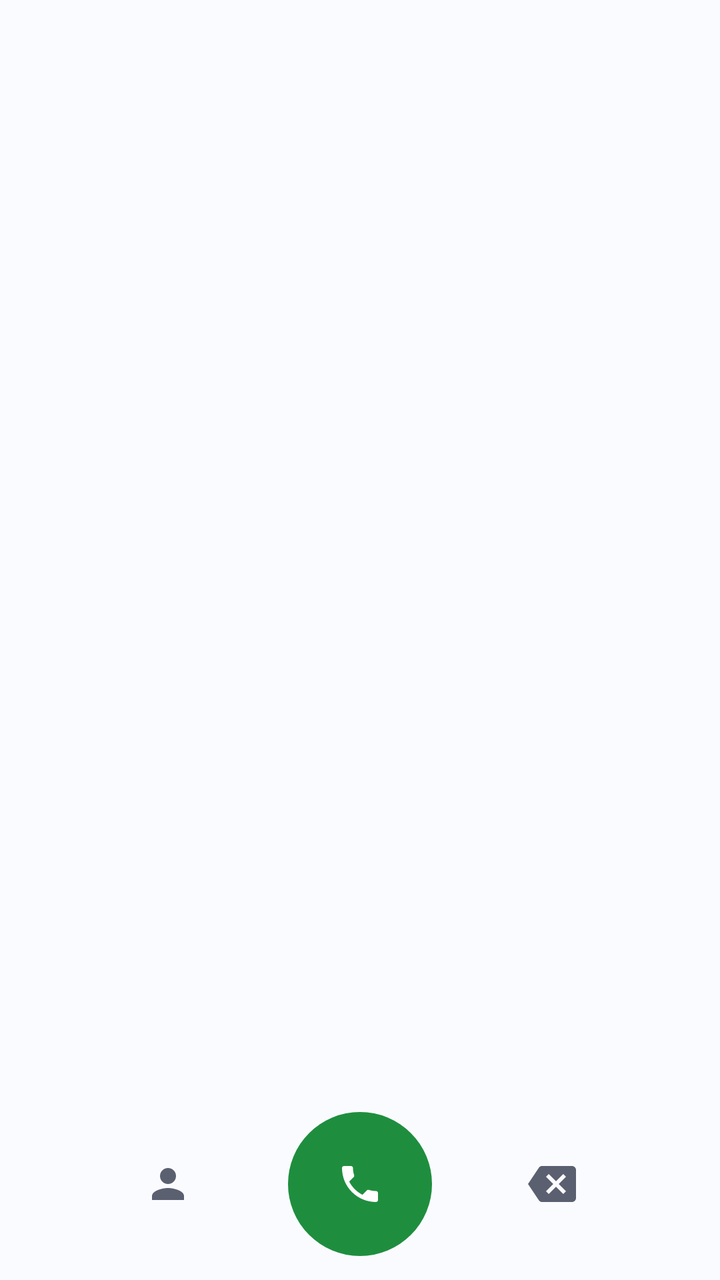
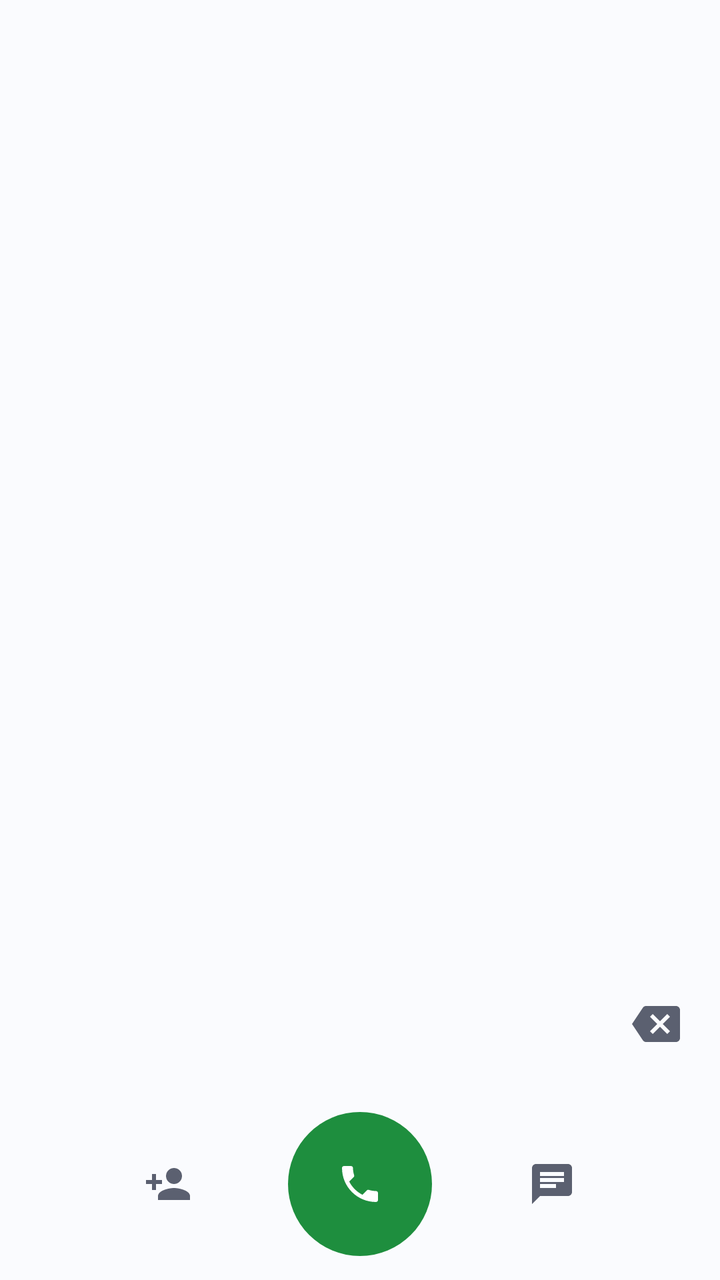

Screens rendered from an Android XML layout before and after an edit, with the pre-edit source and the edit as a unified diff.
<!-- AndroidManifest.xml: application theme Theme.FastContacts -->
<!-- res/layout/pane_dialpad.xml -->
<?xml version="1.0" encoding="utf-8"?>
<LinearLayout xmlns:android="http://schemas.android.com/apk/res/android"
    android:layout_width="match_parent"
    android:layout_height="match_parent"
    android:orientation="vertical">

    <androidx.recyclerview.widget.RecyclerView
        android:id="@+id/dialMatches"
        android:layout_width="match_parent"
        android:layout_height="0dp"
        android:layout_weight="1" />

    <TextView
        android:id="@+id/dialDisplay"
        android:layout_width="match_parent"
        android:layout_height="wrap_content"
        android:ellipsize="start"
        android:gravity="center"
        android:minHeight="64dp"
        android:padding="8dp"
        android:singleLine="true"
        android:textColor="@color/app_text"
        android:textSize="32sp" />

    <GridLayout
        android:id="@+id/keypad"
        android:layout_width="match_parent"
        android:layout_height="wrap_content"
        android:columnCount="3"
        android:paddingStart="24dp"
        android:paddingEnd="24dp" />

    <LinearLayout
        android:layout_width="match_parent"
        android:layout_height="wrap_content"
        android:gravity="center"
        android:orientation="horizontal"
        android:padding="12dp">

        <ImageButton
            android:id="@+id/btnAddContact"
            android:layout_width="56dp"
            android:layout_height="56dp"
            android:background="?attr/selectableItemBackgroundBorderless"
            android:contentDescription="Add to contacts"
            android:src="@drawable/ic_person" />

        <ImageButton
            android:id="@+id/btnDialCall"
            android:layout_width="72dp"
            android:layout_height="72dp"
            android:layout_marginStart="32dp"
            android:layout_marginEnd="32dp"
            android:background="@drawable/bg_call"
            android:contentDescription="Call"
            android:src="@drawable/ic_call"
            android:tint="@color/app_on_call" />

        <ImageButton
            android:id="@+id/btnBackspace"
            android:layout_width="56dp"
            android:layout_height="56dp"
            android:background="?attr/selectableItemBackgroundBorderless"
            android:contentDescription="Backspace"
            android:src="@drawable/ic_backspace" />
    </LinearLayout>
</LinearLayout>
<!-- resources referenced by this layout -->
<resources>
  <color name="app_on_call">#FFFFFF</color>
  <color name="app_text">#1B1C20</color>
  <!-- drawable bg_call (drawable) -->
  <?xml version="1.0" encoding="utf-8"?>
  <ripple xmlns:android="http://schemas.android.com/apk/res/android"
      android:color="?attr/colorControlHighlight">
      <item>
          <shape android:shape="oval">
              <solid android:color="@color/app_call" />
          </shape>
      </item>
  </ripple>
  <!-- drawable ic_backspace (drawable) -->
  <?xml version="1.0" encoding="utf-8"?>
  <vector xmlns:android="http://schemas.android.com/apk/res/android"
      android:width="24dp"
      android:height="24dp"
      android:tint="?attr/colorOnSurfaceVariant"
      android:viewportWidth="24"
      android:viewportHeight="24">
      <path
          android:fillColor="#FF000000"
          android:pathData="M22,3H7c-0.69,0 -1.23,0.35 -1.59,0.88L0,12l5.41,8.11c0.36,0.53 0.9,0.89 1.59,0.89h15c1.1,0 2,-0.9 2,-2V5c0,-1.1 -0.9,-2 -2,-2zM19,15.59L17.59,17 14,13.41 10.41,17 9,15.59 12.59,12 9,8.41 10.41,7 14,10.59 17.59,7 19,8.41 15.41,12 19,15.59z" />
  </vector>
  <!-- drawable ic_call (drawable) -->
  <?xml version="1.0" encoding="utf-8"?>
  <vector xmlns:android="http://schemas.android.com/apk/res/android"
      android:width="24dp"
      android:height="24dp"
      android:tint="?attr/colorOnSurfaceVariant"
      android:viewportWidth="24"
      android:viewportHeight="24">
      <path
          android:fillColor="#FF000000"
          android:pathData="M6.62,10.79c1.44,2.83 3.76,5.14 6.59,6.59l2.2,-2.2c0.27,-0.27 0.67,-0.36 1.02,-0.24 1.12,0.37 2.33,0.57 3.57,0.57 0.55,0 1,0.45 1,1V20c0,0.55 -0.45,1 -1,1 -9.39,0 -17,-7.61 -17,-17 0,-0.55 0.45,-1 1,-1h3.5c0.55,0 1,0.45 1,1 0,1.25 0.2,2.45 0.57,3.57 0.11,0.35 0.03,0.74 -0.25,1.02l-2.2,2.2z" />
  </vector>
  <!-- drawable ic_person (drawable) -->
  <?xml version="1.0" encoding="utf-8"?>
  <vector xmlns:android="http://schemas.android.com/apk/res/android"
      android:width="24dp"
      android:height="24dp"
      android:tint="?attr/colorOnSurfaceVariant"
      android:viewportWidth="24"
      android:viewportHeight="24">
      <path
          android:fillColor="#FF000000"
          android:pathData="M12,12c2.21,0 4,-1.79 4,-4s-1.79,-4 -4,-4 -4,1.79 -4,4 1.79,4 4,4zM12,14c-2.67,0 -8,1.34 -8,4v2h16v-2c0,-2.66 -5.33,-4 -8,-4z" />
  </vector>
  <color name="app_call">#1E8E3E</color>
  <color name="app_accent">#3563E0</color>
  <color name="app_on_accent">#FFFFFF</color>
  <color name="app_accent_container">#DCE5FF</color>
  <color name="app_on_accent_container">#0E2A6D</color>
  <color name="app_surface">#FFFFFF</color>
  <color name="app_surface_variant">#EDF0F7</color>
  <color name="app_text_secondary">#5B6070</color>
  <color name="app_outline">#DADFE9</color>
  <color name="app_danger">#D93025</color>
  <color name="app_bg">#FAFBFE</color>
  <color name="app_nav_bg">#F0F3FA</color>
  <!-- unchanged entries left out for length: 1 -->
</resources>

<!-- the commit's change to res/layout/pane_dialpad.xml (unified diff, before → after) -->
@@ -10,17 +10,39 @@
         android:layout_height="0dp"
         android:layout_weight="1" />
 
-    <TextView
-        android:id="@+id/dialDisplay"
+    <LinearLayout
         android:layout_width="match_parent"
         android:layout_height="wrap_content"
-        android:ellipsize="start"
-        android:gravity="center"
-        android:minHeight="64dp"
-        android:padding="8dp"
-        android:singleLine="true"
-        android:textColor="@color/app_text"
-        android:textSize="32sp" />
+        android:gravity="center_vertical"
+        android:orientation="horizontal"
+        android:paddingStart="8dp"
+        android:paddingEnd="8dp">
+
+        <View
+            android:layout_width="48dp"
+            android:layout_height="1dp" />
+
+        <TextView
+            android:id="@+id/dialDisplay"
+            android:layout_width="0dp"
+            android:layout_height="wrap_content"
+            android:layout_weight="1"
+            android:ellipsize="start"
+            android:gravity="center"
+            android:minHeight="64dp"
+            android:padding="8dp"
+            android:singleLine="true"
+            android:textColor="@color/app_text"
+            android:textSize="32sp" />
+
+        <ImageButton
+            android:id="@+id/btnBackspace"
+            android:layout_width="48dp"
+            android:layout_height="48dp"
+            android:background="?attr/selectableItemBackgroundBorderless"
+            android:contentDescription="Backspace"
+            android:src="@drawable/ic_backspace" />
+    </LinearLayout>
 
     <GridLayout
         android:id="@+id/keypad"
@@ -43,7 +65,7 @@
             android:layout_height="56dp"
             android:background="?attr/selectableItemBackgroundBorderless"
             android:contentDescription="Add to contacts"
-            android:src="@drawable/ic_person" />
+            android:src="@drawable/ic_person_add" />
 
         <ImageButton
             android:id="@+id/btnDialCall"
@@ -57,11 +79,11 @@
             android:tint="@color/app_on_call" />
 
         <ImageButton
-            android:id="@+id/btnBackspace"
+            android:id="@+id/btnDialSms"
             android:layout_width="56dp"
             android:layout_height="56dp"
             android:background="?attr/selectableItemBackgroundBorderless"
-            android:contentDescription="Backspace"
-            android:src="@drawable/ic_backspace" />
+            android:contentDescription="Send message"
+            android:src="@drawable/ic_sms" />
     </LinearLayout>
 </LinearLayout>
<!-- resource entries referenced after the edit -->
@@ -36,7 +36,7 @@
           android:fillColor="#FF000000"
           android:pathData="M6.62,10.79c1.44,2.83 3.76,5.14 6.59,6.59l2.2,-2.2c0.27,-0.27 0.67,-0.36 1.02,-0.24 1.12,0.37 2.33,0.57 3.57,0.57 0.55,0 1,0.45 1,1V20c0,0.55 -0.45,1 -1,1 -9.39,0 -17,-7.61 -17,-17 0,-0.55 0.45,-1 1,-1h3.5c0.55,0 1,0.45 1,1 0,1.25 0.2,2.45 0.57,3.57 0.11,0.35 0.03,0.74 -0.25,1.02l-2.2,2.2z" />
   </vector>
-  <!-- drawable ic_person (drawable) -->
+  <!-- drawable ic_person_add (drawable) -->
   <?xml version="1.0" encoding="utf-8"?>
   <vector xmlns:android="http://schemas.android.com/apk/res/android"
       android:width="24dp"
@@ -46,7 +46,19 @@
       android:viewportHeight="24">
       <path
           android:fillColor="#FF000000"
-          android:pathData="M12,12c2.21,0 4,-1.79 4,-4s-1.79,-4 -4,-4 -4,1.79 -4,4 1.79,4 4,4zM12,14c-2.67,0 -8,1.34 -8,4v2h16v-2c0,-2.66 -5.33,-4 -8,-4z" />
+          android:pathData="M15,12c2.21,0 4,-1.79 4,-4s-1.79,-4 -4,-4 -4,1.79 -4,4 1.79,4 4,4zM6,10V7H4v3H1v2h3v3h2v-3h3v-2H6zM15,14c-2.67,0 -8,1.34 -8,4v2h16v-2c0,-2.66 -5.33,-4 -8,-4z" />
+  </vector>
+  <!-- drawable ic_sms (drawable) -->
+  <?xml version="1.0" encoding="utf-8"?>
+  <vector xmlns:android="http://schemas.android.com/apk/res/android"
+      android:width="24dp"
+      android:height="24dp"
+      android:tint="?attr/colorOnSurfaceVariant"
+      android:viewportWidth="24"
+      android:viewportHeight="24">
+      <path
+          android:fillColor="#FF000000"
+          android:pathData="M20,2H4c-1.1,0 -1.99,0.9 -1.99,2L2,22l4,-4h14c1.1,0 2,-0.9 2,-2V4c0,-1.1 -0.9,-2 -2,-2zM6,9h12v2H6V9zM14,14H6v-2h8v2zM18,8H6V6h12v2z" />
   </vector>
   <color name="app_call">#1E8E3E</color>
   <color name="app_accent">#3563E0</color>
